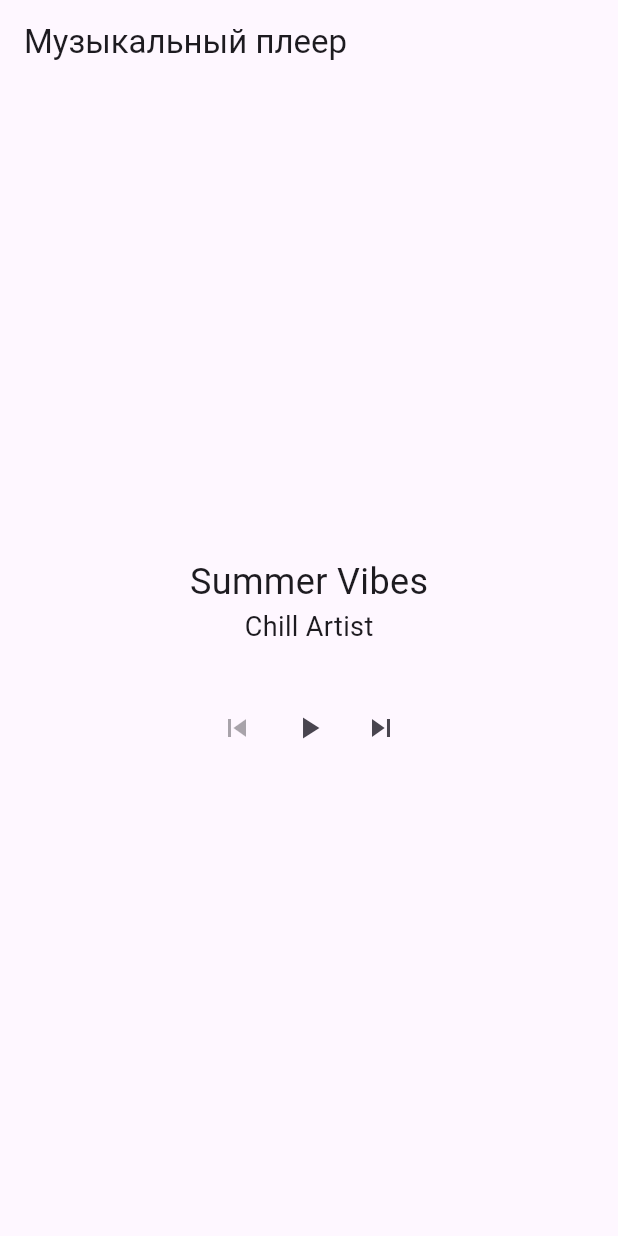
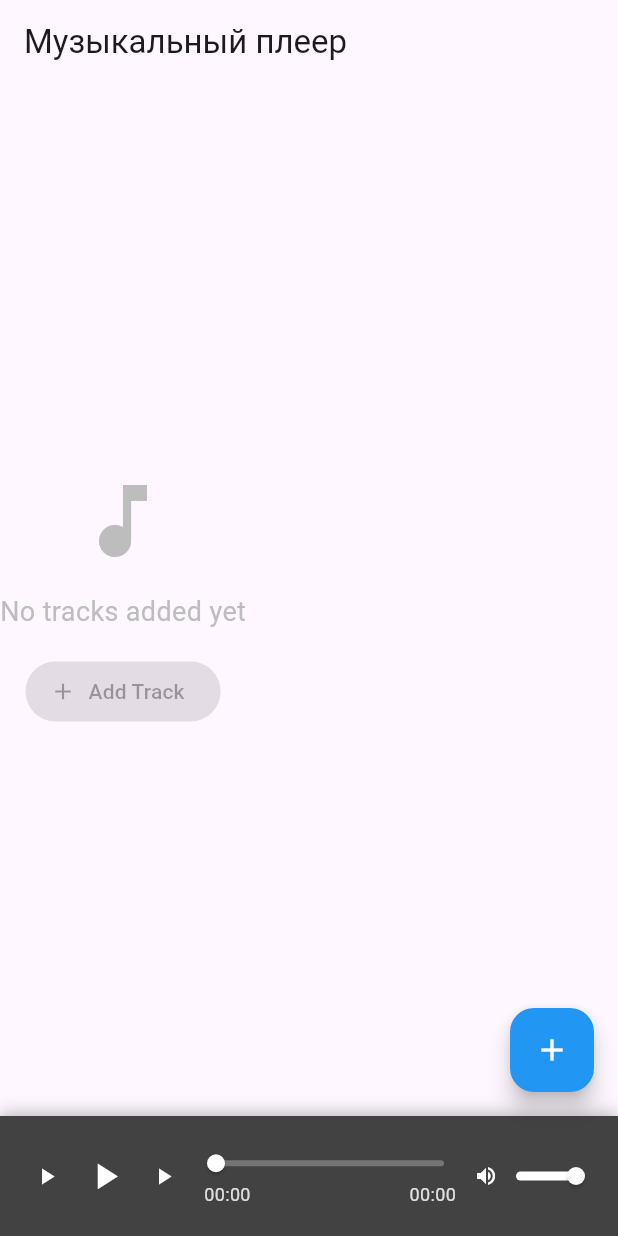
Before and after one commit to vbifsusFA/MyMusicAppFlutter, a Flutter app: the screen it shows after launch, on a phone screen of 412 x 824 dp. Run offline on Flutter 3.47's test engine with Material 3 defaults, Android fonts, the phone set to English and light mode, and no system bars; our stand-ins replace file_picker, just_audio; network calls fail.

```diff
--- /dev/null
+++ b/lib/models/current_track.dart
@@ -0,0 +1,42 @@
+import 'track.dart';
+
+class CurrentTrack {
+  final Track track;
+  final int index;
+  final bool isPlaying;
+
+  CurrentTrack({
+    required this.track,
+    required this.index,
+    this.isPlaying = false,
+  });
+
+  CurrentTrack copyWith({
+    Track? track,
+    int? index,
+    bool? isPlaying,
+  }) {
+    return CurrentTrack(
+      track: track ?? this.track,
+      index: index ?? this.index,
+      isPlaying: isPlaying ?? this.isPlaying,
+    );
+  }
+
+  @override
+  String toString() {
+    return 'CurrentTrack(track: $track, index: $index, isPlaying: $isPlaying)';
+  }
+
+  @override
+  bool operator ==(Object other) {
+    if (identical(this, other)) return true;
+    return other is CurrentTrack &&
+        other.track == track &&
+        other.index == index &&
+        other.isPlaying == isPlaying;
+  }
+
+  @override
+  int get hashCode => track.hashCode ^ index.hashCode ^ isPlaying.hashCode;
+}
--- a/lib/screens/player_screen.dart
+++ b/lib/screens/player_screen.dart
@@ -1,6 +1,9 @@
 import 'package:flutter/material.dart';
 import 'package:just_audio/just_audio.dart';
 import '../models/track.dart';
+import '../ui/player/player.dart';
+import '../ui/player/add_track_button.dart';
+import '../ui/track_list.dart';
 
 class PlayerScreen extends StatefulWidget {
   @override
@@ -8,9 +11,19 @@ class PlayerScreen extends StatefulWidget {
 }
 
 class _PlayerScreenState extends State<PlayerScreen> {
-  final player = AudioPlayer();
-  late List<Track> tracks;
-  int currentIndex = 0;
+  final AudioPlayer player = AudioPlayer();
+  List<Track> tracks = [];
+  int currentIndex = -1;
+
+  // Example image URLs for buttons
+  static const String playButtonUrl =
+      'https://cdn-icons-png.flaticon.com/512/864/864839.png';
+  static const String pauseButtonUrl =
+      'https://cdn-icons-png.flaticon.com/512/767/767631.png';
+  static const String nextButtonUrl =
+      'https://cdn-icons-png.flaticon.com/512/864/864807.png';
+  static const String prevButtonUrl =
+      'https://cdn-icons-png.flaticon.com/512/864/864825.png';
 
   @override
   void initState() {
@@ -19,41 +32,32 @@ class _PlayerScreenState extends State<PlayerScreen> {
   }
 
   Future<void> _initTracks() async {
-    tracks = [
-      Track(
-        title: 'Summer Vibes',
-        artist: 'Chill Artist',
-        url: 'https://example.com/song1.mp3', // ЗАМЕНИ на реальный URL
-      ),
-      Track(
-        title: 'Night Drive',
-        artist: 'LoFi Beats',
-        url: 'https://example.com/song2.mp3',
-      ),
-      Track(
-        title: 'My Song',
-        artist: 'Local Artist',
-        url: 'assets/audio/song1.mp3',
-      ),
-    ];
-    await _loadTrack(0);
+    tracks = [];
+    currentIndex = -1;
   }
 
   Future<void> _loadTrack(int index) async {
+    if (index >= 0 && index < tracks.length) {
       try {
         await player.setUrl(tracks[index].url);
-      setState(() => currentIndex = index);
+        setState(() {
+          currentIndex = index;
+        });
       } catch (e) {
         print('Ошибка загрузки трека: $e');
       }
     }
+  }
 
-  void _playPause() {
-    if (player.playing) {
-      player.pause();
-    } else {
-      player.play();
+
+  void _addTracks(List<Track> newTracks) {
+    setState(() {
+      tracks.addAll(newTracks);
+    });
   }
+
+  void _selectTrack(int index) {
+    _loadTrack(index);
   }
 
   @override
@@ -64,45 +68,57 @@ class _PlayerScreenState extends State<PlayerScreen> {
 
   @override
   Widget build(BuildContext context) {
-    if (tracks.isEmpty) {
-      return Scaffold(body: Center(child: CircularProgressIndicator()));
-    }
-
-    final currentTrack = tracks[currentIndex];
-
     return Scaffold(
       appBar: AppBar(title: Text('Музыкальный плеер')),
-      body: Center(
-        child: Column(
-          mainAxisAlignment: MainAxisAlignment.center,
+      body: Column(
         children: [
-            Text(currentTrack.title, style: TextStyle(fontSize: 24)),
-            Text(currentTrack.artist, style: TextStyle(fontSize: 18)),
-            SizedBox(height: 30),
-            Row(
-              mainAxisAlignment: MainAxisAlignment.center,
-              children: [
-                IconButton(
-                  icon: Icon(Icons.skip_previous),
-                  onPressed: currentIndex > 0
-                      ? () => _loadTrack(currentIndex - 1)
-                      : null,
+          Expanded(
+            child: TrackList(
+              tracks: tracks,
+              currentTrackIndex: currentIndex,
+              onTrackSelected: _selectTrack,
+              showAddButton: tracks.isEmpty,
             ),
-                IconButton(
-                  icon: Icon(player.playing ? Icons.pause : Icons.play_arrow),
-                  onPressed: _playPause,
-                ),
-                IconButton(
-                  icon: Icon(Icons.skip_next),
-                  onPressed: currentIndex < tracks.length - 1
-                      ? () => _loadTrack(currentIndex + 1)
-                      : null,
           ),
         ],
       ),
-          ],
+      // Add the bottom player with image URLs and functions
+      bottomNavigationBar: BottomPlayer(
+        playButtonImageUrl: playButtonUrl,
+        pauseButtonImageUrl: pauseButtonUrl,
+        nextButtonImageUrl: nextButtonUrl,
+        prevButtonImageUrl: prevButtonUrl,
+        onPlayPressed: () {
+          player.play();
+        },
+        onPausePressed: () {
+          player.pause();
+        },
+        onNextPressed: () {
+          if (currentIndex < tracks.length - 1) {
+            _loadTrack(currentIndex + 1);
+          }
+        },
+        onPrevPressed: () {
+          if (currentIndex > 0) {
+            _loadTrack(currentIndex - 1);
+          }
+        },
+        position: player.position.inSeconds.toDouble(),
+        duration: player.duration?.inSeconds.toDouble() ?? 0.0,
+        volume: player.volume,
+        onVolumeChanged: (value) {
+          player.setVolume(value);
+        },
+        onPositionChanged: (value) {
+          player.seek(Duration(seconds: value.toInt()));
+        },
       ),
+      // Add the floating add track button
+      floatingActionButton: AddTrackButton(
+        onTracksAdded: _addTracks,
       ),
+      floatingActionButtonLocation: FloatingActionButtonLocation.endFloat,
     );
   }
 }
--- /dev/null
+++ b/lib/ui/player/add_track_button.dart
@@ -0,0 +1,94 @@
+import 'package:flutter/material.dart';
+import 'package:file_picker/file_picker.dart';
+import '../../models/track.dart';
+
+class AddTrackButton extends StatelessWidget {
+  final Function(List<Track>)? onTracksAdded;
+
+  const AddTrackButton({
+    Key? key,
+    this.onTracksAdded,
+  }) : super(key: key);
+
+  Future<void> _pickAndAddTrack(BuildContext context) async {
+    try {
+      // Platform-specific file picking
+      FilePickerResult? result = await FilePicker.platform.pickFiles(
+          type: FileType.custom,
+          allowedExtensions: ['mp3'],
+          allowMultiple: true,
+        );
+
+      if (result != null) {
+        List<PlatformFile> files = result.files;
+        List<Track> newTracks = [];
+
+        for (PlatformFile file in files) {
+          if (file.extension?.toLowerCase() == 'mp3' && file.path != null) {
+            Track track = Track(
+              title: _getFileNameWithoutExtension(file.name),
+              artist: 'Unknown Artist', // Default artist for local files
+              url: file.path!, // Using the local file path
+            );
+            newTracks.add(track);
+          }
+        }
+
+        if (newTracks.isNotEmpty) {
+          onTracksAdded?.call(newTracks);
+
+          // Show success message
+          if (context.mounted) {
+            ScaffoldMessenger.of(context).showSnackBar(
+              SnackBar(
+                content: Text('${newTracks.length} track(s) added successfully'),
+                backgroundColor: Colors.green,
+              ),
+            );
+          }
+        } else {
+          // Show message if no valid files were selected
+          if (context.mounted) {
+            ScaffoldMessenger.of(context).showSnackBar(
+              SnackBar(
+                content: Text('No valid MP3 files were selected'),
+                backgroundColor: Colors.orange,
+              ),
+            );
+          }
+        }
+      }
+    } catch (e) {
+      // Handle any errors during file picking
+      if (context.mounted) {
+        ScaffoldMessenger.of(context).showSnackBar(
+          SnackBar(
+            content: Text('Error picking files: $e'),
+            backgroundColor: Colors.red,
+          ),
+        );
+      }
+    }
+  }
+
+  String _getFileNameWithoutExtension(String fileName) {
+    int lastDotIndex = fileName.lastIndexOf('.');
+    if (lastDotIndex != -1) {
+      return fileName.substring(0, lastDotIndex);
+    }
+    return fileName;
+  }
+
+  @override
+  Widget build(BuildContext context) {
+    return FloatingActionButton(
+      onPressed: () => _pickAndAddTrack(context),
+      tooltip: 'Add Track',
+      backgroundColor: Colors.blue,
+      child: Icon(
+        Icons.add,
+        color: Colors.white,
+      ),
+    );
+  }
+}
--- a/lib/ui/player/button.dart
+++ b/lib/ui/player/button.dart
@@ -0,0 +1,59 @@
+import 'package:flutter/material.dart';
+
+class PlayerButton extends StatelessWidget {
+  final String? imageUrl;
+  final VoidCallback? onPressed;
+  final double size;
+
+  const PlayerButton({
+    Key? key,
+    this.imageUrl,
+    this.onPressed,
+    this.size = 40,
+  }) : super(key: key);
+
+  @override
+  Widget build(BuildContext context) {
+    if (imageUrl != null && imageUrl!.isNotEmpty) {
+      return GestureDetector(
+        onTap: onPressed,
+        child: Container(
+          width: size,
+          height: size,
+          child: ClipRRect(
+            borderRadius: BorderRadius.circular(8),
+            child: Image.network(
+              imageUrl!,
+              fit: BoxFit.cover,
+              errorBuilder: (context, error, stackTrace) {
+                return Icon(
+                  Icons.play_arrow,
+                  color: Colors.white,
+                  size: size * 0.6,
+                );
+              },
+            ),
+          ),
+        ),
+      );
+    } else {
+      // Default button if no image URL is provided
+      return GestureDetector(
+        onTap: onPressed,
+        child: Container(
+          width: size,
+          height: size,
+          decoration: BoxDecoration(
+            color: Colors.blue,
+            borderRadius: BorderRadius.circular(8),
+          ),
+          child: Icon(
+            Icons.play_arrow,
+            color: Colors.white,
+            size: size * 0.6,
+          ),
+        ),
+      );
+    }
+  }
+}
--- a/lib/ui/player/player.dart
+++ b/lib/ui/player/player.dart
@@ -0,0 +1,102 @@
+import 'package:flutter/material.dart';
+import 'button.dart';
+import 'timeline.dart';
+import 'volume.dart';
+
+class BottomPlayer extends StatefulWidget {
+  final String? playButtonImageUrl;
+  final String? pauseButtonImageUrl;
+  final String? nextButtonImageUrl;
+  final String? prevButtonImageUrl;
+  final VoidCallback? onPlayPressed;
+  final VoidCallback? onPausePressed;
+  final VoidCallback? onNextPressed;
+  final VoidCallback? onPrevPressed;
+  final ValueChanged<double>? onPositionChanged;
+  final double? volume;
+  final ValueChanged<double>? onVolumeChanged;
+  final double? position;
+  final double? duration;
+
+  const BottomPlayer({
+    Key? key,
+    this.playButtonImageUrl,
+    this.pauseButtonImageUrl,
+    this.nextButtonImageUrl,
+    this.prevButtonImageUrl,
+    this.onPlayPressed,
+    this.onPausePressed,
+    this.onNextPressed,
+    this.onPrevPressed,
+    this.onPositionChanged,
+    this.volume,
+    this.onVolumeChanged,
+    this.position,
+    this.duration,
+  }) : super(key: key);
+
+  @override
+  _BottomPlayerState createState() => _BottomPlayerState();
+}
+
+class _BottomPlayerState extends State<BottomPlayer> {
+  @override
+  Widget build(BuildContext context) {
+    return Container(
+      height: 80,
+      padding: const EdgeInsets.symmetric(horizontal: 16.0),
+      decoration: BoxDecoration(
+        color: Colors.grey[800],
+        boxShadow: const [
+          BoxShadow(
+            color: Colors.black26,
+            blurRadius: 8,
+            offset: Offset(0, -2),
+          ),
+        ],
+      ),
+      child: Row(
+        mainAxisAlignment: MainAxisAlignment.spaceEvenly,
+        children: [
+          // Previous button
+          PlayerButton(
+            imageUrl: widget.prevButtonImageUrl,
+            onPressed: widget.onPrevPressed,
+            size: 30,
+          ),
+          // Play/Pause button
+          PlayerButton(
+            imageUrl: widget.playButtonImageUrl,
+            onPressed: widget.onPlayPressed,
+            size: 48,
+          ),
+          // Next button
+          PlayerButton(
+            imageUrl: widget.nextButtonImageUrl,
+            onPressed: widget.onNextPressed,
+            size: 30,
+          ),
+          // Timeline
+          Expanded(
+            child: Padding(
+              padding: const EdgeInsets.symmetric(horizontal: 8.0),
+              child: Timeline(
+                position: widget.position ?? 0.0,
+                duration: widget.duration ?? 100.0,
+                onChanged: widget.onPositionChanged,
+              ),
+            ),
+          ),
+          // Volume control
+          SizedBox(
+            width: 80,
+            child: VolumeControl(
+              volume: widget.volume ?? 0.5,
+              onChanged: widget.onVolumeChanged,
+            ),
+          ),
+        ],
+      ),
+    );
+  }
+}
--- a/lib/ui/player/timeline.dart
+++ b/lib/ui/player/timeline.dart
@@ -0,0 +1,62 @@
+import 'package:flutter/material.dart';
+
+class Timeline extends StatelessWidget {
+  final double position;
+  final double duration;
+  final ValueChanged<double>? onChanged;
+
+  const Timeline({
+    Key? key,
+    required this.position,
+    required this.duration,
+    this.onChanged,
+  }) : super(key: key);
+
+  @override
+  Widget build(BuildContext context) {
+    final double progress = duration > 0 ? position / duration : 0.0;
+
+    return Column(
+      mainAxisAlignment: MainAxisAlignment.center,
+      children: [
+        SliderTheme(
+          data: SliderTheme.of(context).copyWith(
+            activeTrackColor: Colors.white,
+            inactiveTrackColor: Colors.grey[600],
+            thumbColor: Colors.white,
+            thumbShape: RoundSliderThumbShape(enabledThumbRadius: 6.0),
+            overlayShape: RoundSliderOverlayShape(overlayRadius: 12.0),
+          ),
+          child: Slider(
+            value: position,
+            min: 0.0,
+            max: duration,
+            onChanged: onChanged,
+          ),
+        ),
+        Padding(
+          padding: EdgeInsets.symmetric(horizontal: 4.0),
+          child: Row(
+            mainAxisAlignment: MainAxisAlignment.spaceBetween,
+            children: [
+              Text(
+                _formatDuration(position),
+                style: TextStyle(color: Colors.grey[300], fontSize: 12),
+              ),
+              Text(
+                _formatDuration(duration),
+                style: TextStyle(color: Colors.grey[300], fontSize: 12),
+              ),
+            ],
+          ),
+        ),
+      ],
+    );
+  }
+
+  String _formatDuration(double duration) {
+    int minutes = (duration / 60).floor();
+    int seconds = (duration % 60).floor();
+    return '${minutes.toString().padLeft(2, '0')}:${seconds.toString().padLeft(2, '0')}';
+  }
+}
--- a/lib/ui/player/volume.dart
+++ b/lib/ui/player/volume.dart
@@ -0,0 +1,42 @@
+import 'package:flutter/material.dart';
+
+class VolumeControl extends StatelessWidget {
+  final double volume;
+  final ValueChanged<double>? onChanged;
+
+  const VolumeControl({
+    Key? key,
+    required this.volume,
+    this.onChanged,
+  }) : super(key: key);
+
+  @override
+  Widget build(BuildContext context) {
+    return Row(
+      children: [
+        Icon(
+          volume > 0 ? Icons.volume_up : Icons.volume_mute,
+          color: Colors.white,
+          size: 16,
+        ),
+        Expanded(
+          child: SliderTheme(
+            data: SliderTheme.of(context).copyWith(
+              activeTrackColor: Colors.white,
+              inactiveTrackColor: Colors.grey[600],
+              thumbColor: Colors.white,
+              thumbShape: RoundSliderThumbShape(enabledThumbRadius: 6.0),
+              overlayShape: RoundSliderOverlayShape(overlayRadius: 12.0),
+            ),
+            child: Slider(
+              value: volume,
+              min: 0.0,
+              max: 1.0,
+              onChanged: onChanged,
+            ),
+          ),
+        ),
+      ],
+    );
+  }
+}
--- /dev/null
+++ b/lib/ui/track_list.dart
@@ -0,0 +1,113 @@
+import 'package:flutter/material.dart';
+import '../models/track.dart';
+
+class TrackList extends StatefulWidget {
+  final List<Track> tracks;
+  final int? currentTrackIndex;
+  final Function(int)? onTrackSelected;
+  final bool showAddButton;
+  final Function()? onAddTrackPressed;
+
+  const TrackList({
+    Key? key,
+    required this.tracks,
+    this.currentTrackIndex,
+    this.onTrackSelected,
+    this.showAddButton = false,
+    this.onAddTrackPressed,
+  }) : super(key: key);
+
+  @override
+  _TrackListState createState() => _TrackListState();
+}
+
+class _TrackListState extends State<TrackList> {
+  @override
+  Widget build(BuildContext context) {
+    if (widget.tracks.isEmpty) {
+      return Column(
+        mainAxisAlignment: MainAxisAlignment.center,
+        children: [
+          Icon(
+            Icons.music_note,
+            size: 64,
+            color: Colors.grey[400],
+          ),
+          SizedBox(height: 16),
+          Text(
+            'No tracks added yet',
+            style: TextStyle(
+              fontSize: 18,
+              color: Colors.grey[400],
+            ),
+          ),
+          if (widget.showAddButton) ...[
+            SizedBox(height: 16),
+            ElevatedButton.icon(
+              onPressed: widget.onAddTrackPressed,
+              icon: Icon(Icons.add),
+              label: Text('Add Track'),
+              style: ElevatedButton.styleFrom(
+                backgroundColor: Colors.blue,
+                foregroundColor: Colors.white,
+              ),
+            ),
+          ],
+        ],
+      );
+    }
+
+    return ListView.builder(
+      itemCount: widget.tracks.length,
+      scrollDirection: Axis.vertical,
+      itemBuilder: (context, index) {
+        final track = widget.tracks[index];
+        final isCurrentTrack = index == widget.currentTrackIndex;
+
+        return Card(
+          margin: EdgeInsets.symmetric(horizontal: 16, vertical: 4),
+          color: isCurrentTrack ? Colors.blue[100] : null,
+          child: ListTile(
+            leading: Container(
+              width: 40,
+              height: 40,
+              decoration: BoxDecoration(
+                color: Colors.grey[300],
+                borderRadius: BorderRadius.circular(4),
+              ),
+              child: Icon(
+                Icons.music_note,
+                color: Colors.grey[600],
+                size: 20,
+              ),
+            ),
+            title: Text(
+              track.title,
+              style: TextStyle(
+                fontWeight: isCurrentTrack ? FontWeight.bold : FontWeight.normal,
+              ),
+            ),
+            subtitle: Text(
+              track.artist,
+              style: TextStyle(
+                color: isCurrentTrack ? Colors.blue[800] : null,
+              ),
+            ),
+            trailing: Text(
+              'MP3',
+              style: TextStyle(
+                fontSize: 12,
+                color: Colors.grey[600],
+              ),
+            ),
+            onTap: () {
+              widget.onTrackSelected?.call(index);
+            },
+            selected: isCurrentTrack,
+            selectedColor: Colors.blue,
+          ),
+        );
+      },
+    );
+  }
+}
--- a/pubspec.yaml
+++ b/pubspec.yaml
@@ -100,6 +100,7 @@ dependencies:
     sdk: flutter
   provider: 6.1.5
   just_audio: ^0.9.38
+  file_picker: ^8.0.3
 
 dev_dependencies:
   flutter_test:
```
Also changed, not shown: pubspec.lock, 3 other files. Lines whose indentation alone changed are shown as unchanged.
